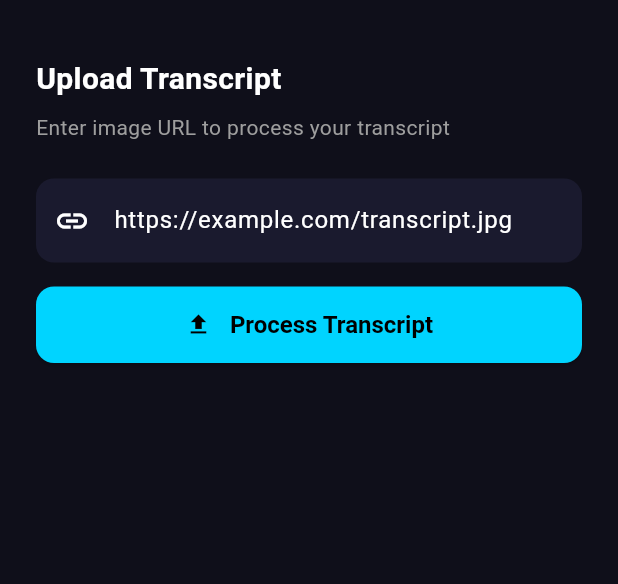
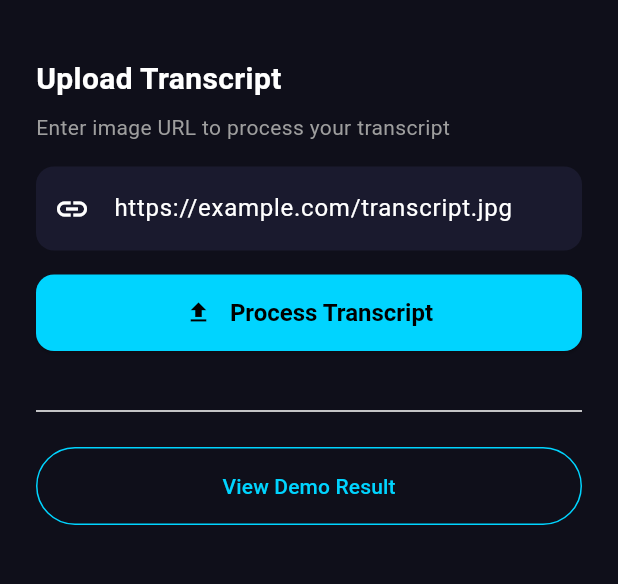
Before and after one commit to lowercaseee/nsu-audit-app, a Flutter app: the HomeScreen screen opened by its route, after a tap on "Process Transcript", on a phone screen of 412 x 824 dp, the part 63-647 px from its top. Run offline on Flutter 3.47's test engine with Material 3 defaults, Android fonts, the phone set to English and light mode, and no system bars.

Commit message:
Add URL upload and demo button, fix image_picker issues

```diff
--- a/flutter_app/lib/main.dart
+++ b/flutter_app/lib/main.dart
@@ -335,8 +335,18 @@ class _HomeScreenState extends State<HomeScreen> {
         final base64 = base64Encode(response.bodyBytes);
         _process(base64);
       } else {
-        setState(() { _status = 'Failed to fetch image'; });
+        setState(() { _status = 'Failed to fetch image'; _loading = false; });
       }
+    } catch (e) {
+      setState(() { _status = 'Error: ${e.toString()}'; _loading = false; });
+    }
+  }
+
+  Future<void> _loadDemo() async {
+    setState(() { _loading = true; _status = 'Loading demo...'; });
+    try {
+      final result = await ApiService.processTranscript();
+      if (mounted) Navigator.pushNamed(context, '/result', arguments: result);
     } catch (e) {
       setState(() { _status = 'Error: ${e.toString()}'; });
     }
@@ -372,7 +382,7 @@ class _HomeScreenState extends State<HomeScreen> {
       ),
       body: _loading
         ? Center(child: Column(mainAxisAlignment: MainAxisAlignment.center, children: [const CircularProgressIndicator(color: Color(0xFF00D4FF)), const SizedBox(height: 16), Text(_status, style: const TextStyle(color: Colors.grey))]))
-        : Padding(
+        : SingleChildScrollView(
             padding: const EdgeInsets.all(24),
             child: Column(
               crossAxisAlignment: CrossAxisAlignment.start,
@@ -380,7 +390,7 @@ class _HomeScreenState extends State<HomeScreen> {
                 const Text('Upload Transcript', style: TextStyle(fontSize: 20, fontWeight: FontWeight.bold)),
                 const SizedBox(height: 8),
                 const Text('Enter image URL to process your transcript', style: TextStyle(color: Colors.grey)),
-                const SizedBox(height: 24),
+                const SizedBox(height: 16),
                 TextField(
                   controller: _urlController,
                   decoration: const InputDecoration(
@@ -401,6 +411,20 @@ class _HomeScreenState extends State<HomeScreen> {
                         Text('Process Transcript'),
                       ],
                     ),
+                  ),
+                ),
+                const SizedBox(height: 32),
+                const Divider(),
+                const SizedBox(height: 16),
+                SizedBox(
+                  width: double.infinity,
+                  child: OutlinedButton(
+                    onPressed: _loadDemo,
+                    style: OutlinedButton.styleFrom(
+                      side: const BorderSide(color: Color(0xFF00D4FF)),
+                      padding: const EdgeInsets.symmetric(horizontal: 32, vertical: 16),
+                    ),
+                    child: const Text('View Demo Result', style: TextStyle(color: Color(0xFF00D4FF))),
                   ),
                 ),
               ],
```
